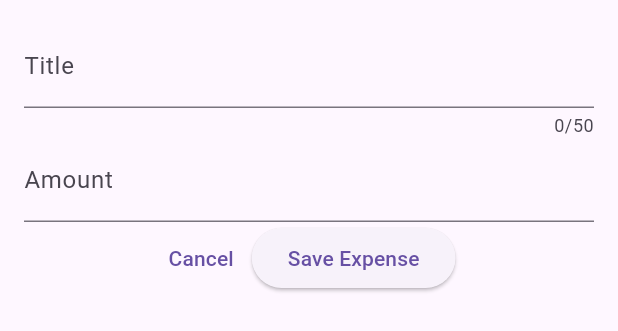
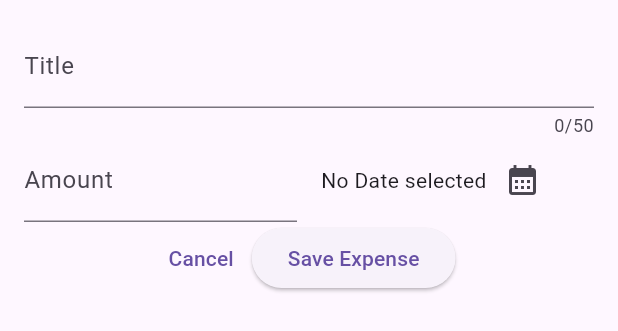
Before and after one commit to ssangttuce/ExpenseTracker, a Flutter app: the NewExpense widget shown alone on an empty page, opened directly, on a phone screen of 412 x 824 dp. Shown: the top 331 px of the screen. Run offline on Flutter 3.47's test engine with Material 3 defaults, Android fonts, the phone set to English and light mode, and no system bars.

```diff
--- a/lib/widgets/new_expense.dart
+++ b/lib/widgets/new_expense.dart
@@ -1,4 +1,5 @@
 import 'package:flutter/material.dart';
+import 'package:expense_tracker/models/expense.dart';
 
 class NewExpense extends StatefulWidget {
   const NewExpense({super.key});
@@ -12,6 +13,21 @@ class NewExpense extends StatefulWidget {
 class _NewExpenseState extends State<NewExpense> {
   final _titleController = TextEditingController();
   final _amountController = TextEditingController();
+  DateTime? _selectedDate;
+
+  void _presentDatePicker() async {
+    final now = DateTime.now();
+    final firstDate = DateTime(now.year - 1, now.month, now.day);
+    final pickedDate = await showDatePicker(
+      context: context,
+      initialDate: now,
+      firstDate: firstDate,
+      lastDate: now,
+    );
+    setState(() {
+      _selectedDate = pickedDate;
+    });
+  }
 
   @override
   void dispose() {
@@ -33,13 +49,36 @@ class _NewExpenseState extends State<NewExpense> {
               label: Text("Title"),
             ),
           ),
-          TextField(
+          Row(
+            children: [
+              Expanded(
+                child: TextField(
                   controller: _amountController,
                   keyboardType: TextInputType.number,
                   decoration: const InputDecoration(
                     prefixText: "\$ ",
                     label: Text("Amount"),
                   ),
+                ),
+              ),
+              const SizedBox(
+                width: 16,
+              ),
+              Expanded(
+                child: Row(
+                  children: [
+                    Text(_selectedDate == null
+                        ? "No Date selected"
+                        : formatter.format(_selectedDate!)),
+                    IconButton(
+                        onPressed: _presentDatePicker,
+                        icon: const Icon(
+                          Icons.calendar_month,
+                        ))
+                  ],
+                ),
+              )
+            ],
           ),
           Row(
             mainAxisAlignment: MainAxisAlignment.center,
```
Lines whose indentation alone changed are shown as unchanged.
